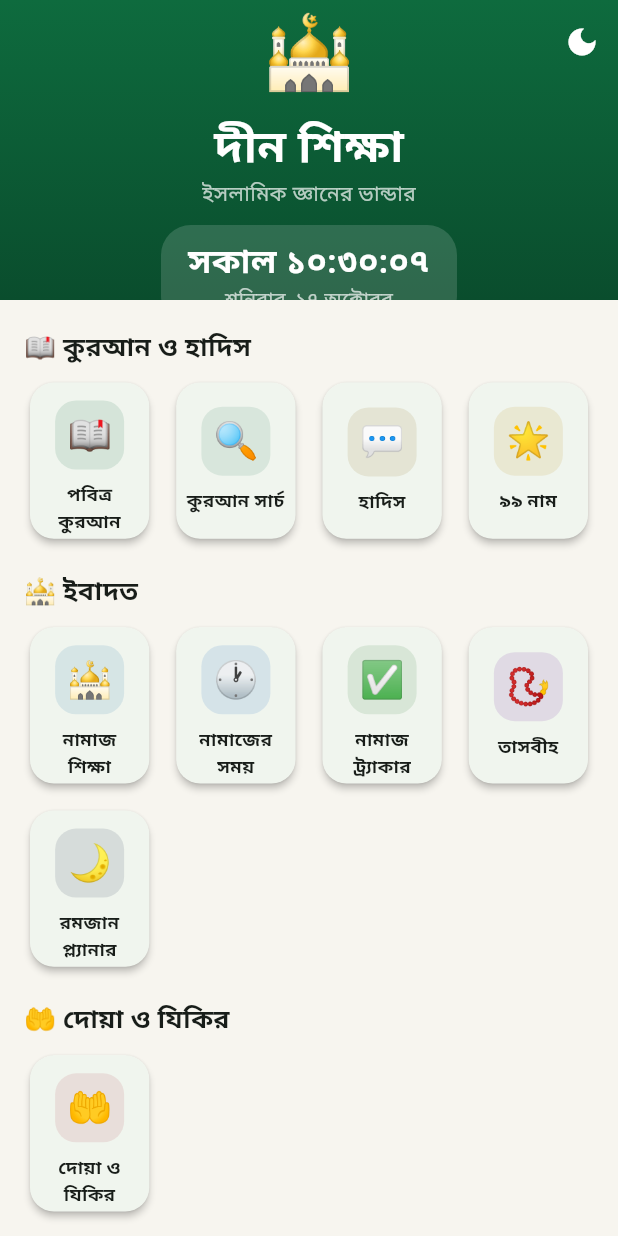
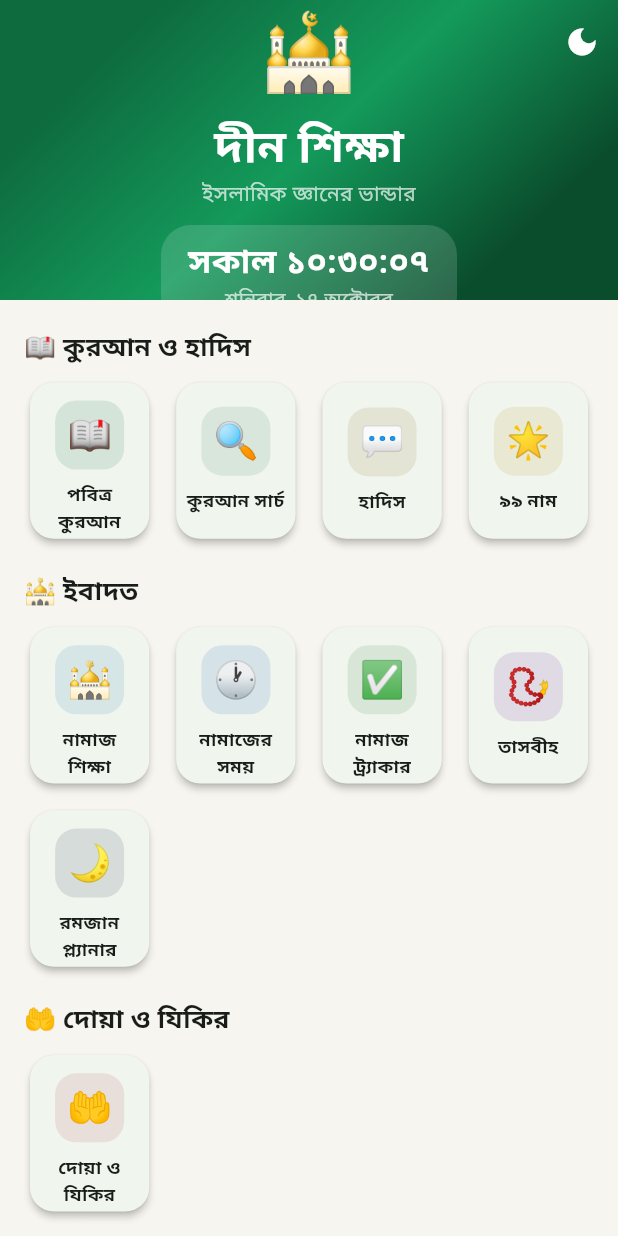
Before and after one commit to talabakollansomiti/deen-shikkha.github.io, a Flutter app: the screen it shows after launch, on a phone screen of 412 x 824 dp. Run offline on Flutter 3.47's test engine with Material 3 defaults, Android fonts, the phone set to English and light mode, and no system bars; our stand-ins replace audioplayers, flutter_local_notifications, shared_preferences, timezone; network calls fail.

Commit message:
v2.9: futuristic animations - staggered entrance, page transitions, animated gradient, tasbih bounce, quiz confetti, splash

```diff
--- /dev/null
+++ b/lib/data/animations.dart
@@ -0,0 +1,343 @@
+import 'package:flutter/material.dart';
+import 'dart:math' as math;
+
+// ============ ফিউচারিস্টিক পেজ ট্রানজিশন ============
+class FuturisticPageRoute<T> extends PageRouteBuilder<T> {
+  final Widget page;
+  FuturisticPageRoute({required this.page})
+      : super(
+          transitionDuration:
+              const Duration(milliseconds: 450),
+          reverseTransitionDuration:
+              const Duration(milliseconds: 350),
+          pageBuilder: (_, __, ___) => page,
+          transitionsBuilder:
+              (_, animation, secAnimation, child) {
+            final curved = CurvedAnimation(
+              parent: animation,
+              curve: Curves.easeOutCubic,
+              reverseCurve: Curves.easeInCubic,
+            );
+            return FadeTransition(
+              opacity: curved,
+              child: ScaleTransition(
+                scale: Tween<double>(
+                        begin: 0.92, end: 1.0)
+                    .animate(curved),
+                child: SlideTransition(
+                  position: Tween<Offset>(
+                    begin: const Offset(0, 0.06),
+                    end: Offset.zero,
+                  ).animate(curved),
+                  child: child,
+                ),
+              ),
+            );
+          },
+        );
+}
+
+// ============ Staggered entrance (spring) ============
+class StaggeredEntrance extends StatefulWidget {
+  final int index;
+  final Widget child;
+  const StaggeredEntrance(
+      {super.key, required this.index, required this.child});
+
+  @override
+  State<StaggeredEntrance> createState() =>
+      _StaggeredEntranceState();
+}
+
+class _StaggeredEntranceState
+    extends State<StaggeredEntrance>
+    with SingleTickerProviderStateMixin {
+  late AnimationController _ctrl;
+  late Animation<double> _fade;
+  late Animation<Offset> _slide;
+  late Animation<double> _scale;
+
+  @override
+  void initState() {
+    super.initState();
+    _ctrl = AnimationController(
+      vsync: this,
+      duration: const Duration(milliseconds: 600),
+    );
+    final delay =
+        (widget.index * 60).clamp(0, 600) / 600;
+    _fade = Tween<double>(begin: 0, end: 1).animate(
+      CurvedAnimation(
+        parent: _ctrl,
+        curve: Interval(delay, 1.0, curve: Curves.easeOut),
+      ),
+    );
+    _slide = Tween<Offset>(
+      begin: const Offset(0, 0.35),
+      end: Offset.zero,
+    ).animate(
+      CurvedAnimation(
+        parent: _ctrl,
+        curve:
+            Interval(delay, 1.0, curve: Curves.easeOutBack),
+      ),
+    );
+    _scale = Tween<double>(begin: 0.85, end: 1.0).animate(
+      CurvedAnimation(
+        parent: _ctrl,
+        curve: Interval(delay, 1.0,
+            curve: Curves.easeOutBack),
+      ),
+    );
+    _ctrl.forward();
+  }
+
+  @override
+  void dispose() {
+    _ctrl.dispose();
+    super.dispose();
+  }
+
+  @override
+  Widget build(BuildContext context) {
+    return FadeTransition(
+      opacity: _fade,
+      child: SlideTransition(
+        position: _slide,
+        child: ScaleTransition(
+          scale: _scale,
+          child: widget.child,
+        ),
+      ),
+    );
+  }
+}
+
+// ============ Shimmer loading ============
+class ShimmerLoading extends StatefulWidget {
+  final double width;
+  final double height;
+  final double radius;
+  const ShimmerLoading(
+      {super.key,
+      required this.width,
+      required this.height,
+      this.radius = 12});
+
+  @override
+  State<ShimmerLoading> createState() =>
+      _ShimmerLoadingState();
+}
+
+class _ShimmerLoadingState
+    extends State<ShimmerLoading>
+    with SingleTickerProviderStateMixin {
+  late AnimationController _ctrl;
+
+  @override
+  void initState() {
+    super.initState();
+    _ctrl = AnimationController(
+      vsync: this,
+      duration: const Duration(milliseconds: 1500),
+    )..repeat();
+  }
+
+  @override
+  void dispose() {
+    _ctrl.dispose();
+    super.dispose();
+  }
+
+  @override
+  Widget build(BuildContext context) {
+    return AnimatedBuilder(
+      animation: _ctrl,
+      builder: (_, __) {
+        return Container(
+          width: widget.width,
+          height: widget.height,
+          decoration: BoxDecoration(
+            borderRadius:
+                BorderRadius.circular(widget.radius),
+            gradient: LinearGradient(
+              begin: Alignment(-1 - _ctrl.value * 2, 0),
+              end: Alignment(1 - _ctrl.value * 2, 0),
+              colors: [
+                Colors.grey.shade300,
+                Colors.grey.shade100,
+                Colors.grey.shade300,
+              ],
+            ),
+          ),
+        );
+      },
+    );
+  }
+}
+
+// ============ Confetti celebration ============
+class ConfettiOverlay extends StatefulWidget {
+  final Widget child;
+  const ConfettiOverlay(
+      {super.key, required this.child});
+
+  @override
+  State<ConfettiOverlay> createState() =>
+      _ConfettiOverlayState();
+}
+
+class _ConfettiOverlayState
+    extends State<ConfettiOverlay>
+    with SingleTickerProviderStateMixin {
+  late AnimationController _ctrl;
+  final _rand = math.Random();
+  late List<_Particle> _particles;
+
+  @override
+  void initState() {
+    super.initState();
+    _particles = List.generate(
+        80,
+        (_) => _Particle(
+              x: _rand.nextDouble(),
+              y: -0.1 - _rand.nextDouble() * 0.3,
+              size: 6 + _rand.nextDouble() * 8,
+              speed: 0.4 + _rand.nextDouble() * 0.8,
+              color: [
+                const Color(0xFF0E6B3E),
+                const Color(0xFFD4AF37),
+                const Color(0xFFB23A48),
+                const Color(0xFF1B6FA8),
+                const Color(0xFF6A4FB3),
+              ][_rand.nextInt(5)],
+              sway: _rand.nextDouble() * 2 * math.pi,
+            ));
+    _ctrl = AnimationController(
+      vsync: this,
+      duration: const Duration(seconds: 3),
+    )..forward();
+  }
+
+  @override
+  void dispose() {
+    _ctrl.dispose();
+    super.dispose();
+  }
+
+  @override
+  Widget build(BuildContext context) {
+    return Stack(
+      children: [
+        widget.child,
+        AnimatedBuilder(
+          animation: _ctrl,
+          builder: (_, __) {
+            return CustomPaint(
+              painter: _ConfettiPainter(
+                  _particles, _ctrl.value),
+              size: Size.infinite,
+            );
+          },
+        ),
+      ],
+    );
+  }
+}
+
+class _Particle {
+  double x, y, size, speed, sway;
+  Color color;
+  _Particle(
+      {required this.x,
+      required this.y,
+      required this.size,
+      required this.speed,
+      required this.color,
+      required this.sway});
+}
+
+class _ConfettiPainter extends CustomPainter {
+  final List<_Particle> particles;
+  final double progress;
+  _ConfettiPainter(this.particles, this.progress);
+
+  @override
+  void paint(Canvas canvas, Size size) {
+    for (final p in particles) {
+      final y = (p.y + progress * p.speed * 1.5) %
+          1.4;
+      if (y < 0 || y > 1.1) continue;
+      final x =
+          p.x + math.sin(progress * 6 + p.sway) * 0.03;
+      final paint = Paint()
+        ..color =
+            p.color.withOpacity(1 - progress * 0.5);
+      canvas.save();
+      canvas.translate(x * size.width, y * size.height);
+      canvas.rotate(progress * 8 + p.sway);
+      canvas.drawRect(
+          Rect.fromCenter(
+              center: Offset.zero,
+              width: p.size,
+              height: p.size * 0.6),
+          paint);
+      canvas.restore();
+    }
+  }
+
+  @override
+  bool shouldRepaint(_ConfettiPainter old) =>
+      old.progress != progress;
+}
+
+// ============ Bounce tap wrapper ============
+class BounceTap extends StatefulWidget {
+  final Widget child;
+  final VoidCallback onTap;
+  const BounceTap(
+      {super.key,
+      required this.child,
+      required this.onTap});
+
+  @override
+  State<BounceTap> createState() => _BounceTapState();
+}
+
+class _BounceTapState extends State<BounceTap>
+    with SingleTickerProviderStateMixin {
+  late AnimationController _ctrl;
+  late Animation<double> _scale;
+
+  @override
+  void initState() {
+    super.initState();
+    _ctrl = AnimationController(
+      vsync: this,
+      duration: const Duration(milliseconds: 150),
+    );
+    _scale = Tween<double>(begin: 1.0, end: 0.93)
+        .animate(CurvedAnimation(
+            parent: _ctrl, curve: Curves.easeOut));
+  }
+
+  @override
+  void dispose() {
+    _ctrl.dispose();
+    super.dispose();
+  }
+
+  @override
+  Widget build(BuildContext context) {
+    return GestureDetector(
+      onTapDown: (_) => _ctrl.forward(),
+      onTapUp: (_) {
+        _ctrl.reverse();
+        widget.onTap();
+      },
+      onTapCancel: () => _ctrl.reverse(),
+      child: ScaleTransition(
+          scale: _scale, child: widget.child),
+    );
+  }
+}
--- a/lib/main.dart
+++ b/lib/main.dart
@@ -1,6 +1,7 @@
 import 'package:flutter/material.dart';
 import 'dart:async';
 import 'data/remote_config.dart';
+import 'data/animations.dart';
 import 'data/dynamic_content.dart';
 import 'data/quran_loader.dart';
 import 'data/theme_service.dart';
@@ -96,11 +97,34 @@
   State<_BootScreen> createState() => _BootScreenState();
 }
 
-class _BootScreenState extends State<_BootScreen> {
+class _BootScreenState extends State<_BootScreen>
+    with SingleTickerProviderStateMixin {
+  late AnimationController _ctrl;
+  late Animation<double> _fade;
+  late Animation<double> _scale;
+
   @override
   void initState() {
     super.initState();
+    _ctrl = AnimationController(
+      vsync: this,
+      duration: const Duration(milliseconds: 1200),
+    );
+    _fade = Tween<double>(begin: 0, end: 1).animate(
+      CurvedAnimation(parent: _ctrl, curve: Curves.easeOut),
+    );
+    _scale = Tween<double>(begin: 0.7, end: 1.0).animate(
+      CurvedAnimation(
+          parent: _ctrl, curve: Curves.easeOutBack),
+    );
+    _ctrl.forward();
     _boot();
+  }
+
+  @override
+  void dispose() {
+    _ctrl.dispose();
+    super.dispose();
   }
 
   Future<void> _boot() async {
@@ -109,20 +133,27 @@
       DynamicContent.fetch().then((_) => null),
     ]);
     if (!mounted) return;
+    await Future.delayed(
+        const Duration(milliseconds: 600));
+    if (!mounted) return;
     Navigator.pushReplacement(
       context,
-      MaterialPageRoute(
-          builder: (_) =>
-              HomeScreen(config: results[0] as RemoteConfig)),
+      FuturisticPageRoute(
+          page: HomeScreen(
+              config: results[0] as RemoteConfig)),
     );
   }
 
   @override
   Widget build(BuildContext context) {
-    return const Scaffold(
-      backgroundColor: Color(0xFF0E6B3E),
+    return Scaffold(
+      backgroundColor: const Color(0xFF0E6B3E),
       body: Center(
-        child: Column(
+        child: FadeTransition(
+          opacity: _fade,
+          child: ScaleTransition(
+            scale: _scale,
+            child: const Column(
               mainAxisAlignment: MainAxisAlignment.center,
               children: [
                 Text('🕌', style: TextStyle(fontSize: 72)),
@@ -135,6 +166,8 @@
                 SizedBox(height: 24),
                 CircularProgressIndicator(color: Colors.white),
               ],
+            ),
+          ),
         ),
       ),
     );
@@ -278,14 +311,7 @@
               ),
             ],
             flexibleSpace: FlexibleSpaceBar(
-              background: Container(
-                decoration: const BoxDecoration(
-                  gradient: LinearGradient(
-                    begin: Alignment.topCenter,
-                    end: Alignment.bottomCenter,
-                    colors: [Color(0xFF0E6B3E), Color(0xFF0A4D2D)],
-                  ),
-                ),
+              background: _AnimatedHeader(
                 child: SafeArea(
                   child: Column(
                     mainAxisAlignment: MainAxisAlignment.center,
@@ -394,8 +420,11 @@
                     final emoji =
                         config.menuIcons[item.key] ??
                             item.emoji;
-                    return _MenuCard(
-                        item: item, iconEmoji: emoji);
+                    return StaggeredEntrance(
+                      index: i,
+                      child: _MenuCard(
+                          item: item, iconEmoji: emoji),
+                    );
                   },
                   childCount: cat.items.length,
                 ),
@@ -437,13 +466,11 @@
           margin: const EdgeInsets.fromLTRB(16, 14, 16, 0),
           child: Card(
             color: const Color(0xFF0E6B3E),
-            child: InkWell(
-              borderRadius: BorderRadius.circular(16),
+            child: BounceTap(
               onTap: () => Navigator.push(
                 context,
-                MaterialPageRoute(
-                    builder: (_) =>
-                        SurahReaderScreen(surah: s)),
+                FuturisticPageRoute(
+                    page: SurahReaderScreen(surah: s)),
               ),
               child: Padding(
                 padding: const EdgeInsets.all(18),
@@ -592,6 +619,62 @@
   }
 }
 
+// অ্যানিমেটেড গ্র্যাডিয়েন্ট হেডার (ফিউচারিস্টিক)
+class _AnimatedHeader extends StatefulWidget {
+  final Widget child;
+  const _AnimatedHeader({required this.child});
+
+  @override
+  State<_AnimatedHeader> createState() =>
+      _AnimatedHeaderState();
+}
+
+class _AnimatedHeaderState
+    extends State<_AnimatedHeader>
+    with SingleTickerProviderStateMixin {
+  late AnimationController _ctrl;
+
+  @override
+  void initState() {
+    super.initState();
+    _ctrl = AnimationController(
+      vsync: this,
+      duration: const Duration(seconds: 8),
+    )..repeat(reverse: true);
+  }
+
+  @override
+  void dispose() {
+    _ctrl.dispose();
+    super.dispose();
+  }
+
+  @override
+  Widget build(BuildContext context) {
+    return AnimatedBuilder(
+      animation: _ctrl,
+      builder: (_, __) {
+        return Container(
+          decoration: BoxDecoration(
+            gradient: LinearGradient(
+              begin: Alignment(
+                  -1 + _ctrl.value * 0.6, -1),
+              end: Alignment(
+                  1 - _ctrl.value * 0.6, 1),
+              colors: const [
+                Color(0xFF0E6B3E),
+                Color(0xFF149A5B),
+                Color(0xFF0A4D2D),
+              ],
+            ),
+          ),
+          child: widget.child,
+        );
+      },
+    );
+  }
+}
+
 // অ্যানিমেটেড লোগো (pulse)
 class _AnimatedLogo extends StatefulWidget {
   final String logo;
@@ -648,13 +731,12 @@
 
   @override
   Widget build(BuildContext context) {
-    return Card(
-      child: InkWell(
-        borderRadius: BorderRadius.circular(16),
+    return BounceTap(
       onTap: () => Navigator.push(
         context,
-          MaterialPageRoute(builder: (_) => item.screen),
+        FuturisticPageRoute(page: item.screen),
       ),
+      child: Card(
         child: Padding(
           padding: const EdgeInsets.symmetric(
               vertical: 12, horizontal: 6),
```
Also changed, not shown: lib/screens/quiz_screen.dart (+7 -1 lines), lib/screens/tasbih_screen.dart (+29 -7 lines). Lines whose indentation alone changed are shown as unchanged.
